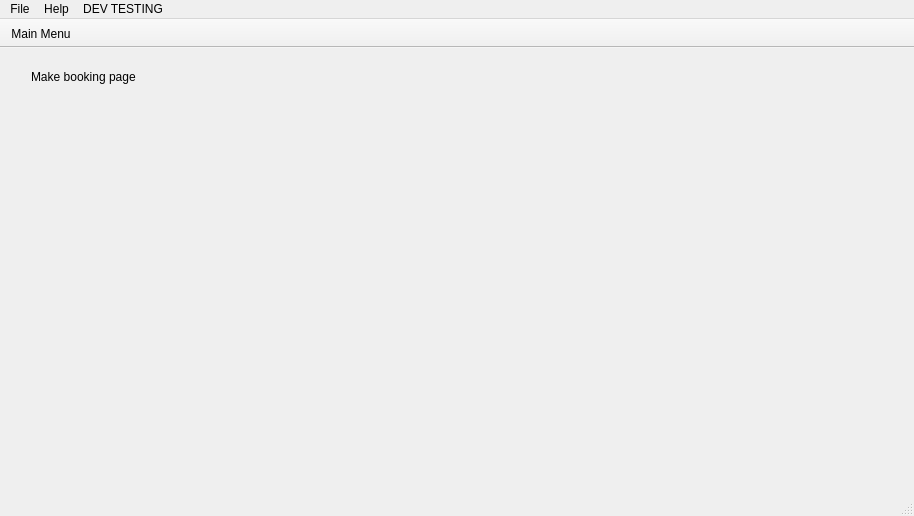
The window that ArcApp/mainwindow.ui (Arc-Project/Arc) describes before a commit, drawn with Qt 5.
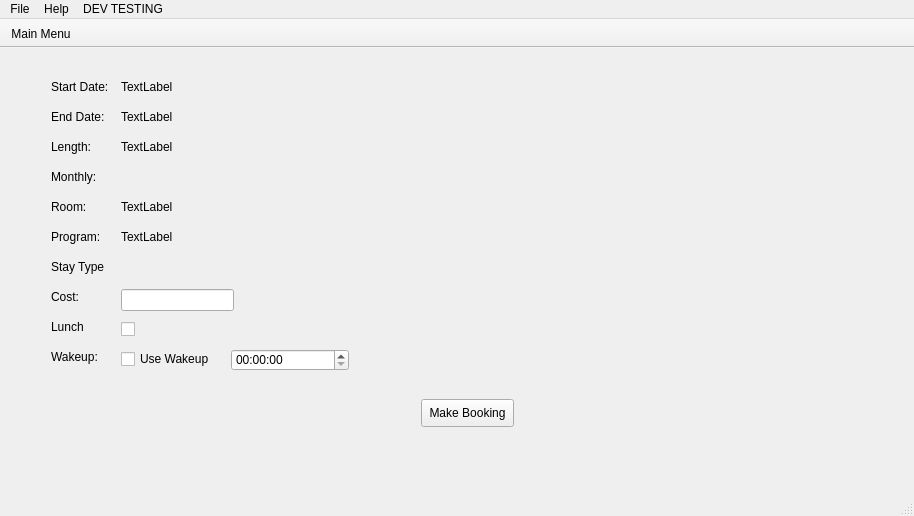
The same window after the commit. The open tabs and pages were chosen to show the change.

Commit message: Added booking process

```diff
--- a/ArcApp/mainwindow.ui
+++ b/ArcApp/mainwindow.ui
@@ -391,14 +391,281 @@
        <widget class="QLabel" name="label_3">
         <property name="geometry">
          <rect>
-          <x>20</x>
-          <y>10</y>
-          <width>121</width>
+          <x>40</x>
+          <y>20</y>
+          <width>81</width>
           <height>16</height>
          </rect>
         </property>
         <property name="text">
-         <string>Make booking page</string>
+         <string>Start Date:</string>
+        </property>
+       </widget>
+       <widget class="QLabel" name="label_7">
+        <property name="geometry">
+         <rect>
+          <x>40</x>
+          <y>50</y>
+          <width>81</width>
+          <height>16</height>
+         </rect>
+        </property>
+        <property name="text">
+         <string>End Date:</string>
+        </property>
+       </widget>
+       <widget class="QLabel" name="label_11">
+        <property name="geometry">
+         <rect>
+          <x>40</x>
+          <y>140</y>
+          <width>55</width>
+          <height>16</height>
+         </rect>
+        </property>
+        <property name="text">
+         <string>Room:</string>
+        </property>
+       </widget>
+       <widget class="QLabel" name="label_12">
+        <property name="geometry">
+         <rect>
+          <x>40</x>
+          <y>230</y>
+          <width>81</width>
+          <height>16</height>
+         </rect>
+        </property>
+        <property name="text">
+         <string>Cost:</string>
+        </property>
+       </widget>
+       <widget class="QLabel" name="label_13">
+        <property name="geometry">
+         <rect>
+          <x>40</x>
+          <y>260</y>
+          <width>55</width>
+          <height>16</height>
+         </rect>
+        </property>
+        <property name="text">
+         <string>Lunch</string>
+        </property>
+       </widget>
+       <widget class="QLabel" name="label_14">
+        <property name="geometry">
+         <rect>
+          <x>40</x>
+          <y>290</y>
+          <width>55</width>
+          <height>16</height>
+         </rect>
+        </property>
+        <property name="text">
+         <string>Wakeup:</string>
+        </property>
+       </widget>
+       <widget class="QTimeEdit" name="wakeTime">
+        <property name="geometry">
+         <rect>
+          <x>220</x>
+          <y>290</y>
+          <width>118</width>
+          <height>22</height>
+         </rect>
+        </property>
+       </widget>
+       <widget class="QCheckBox" name="lunchCheck">
+        <property name="geometry">
+         <rect>
+          <x>110</x>
+          <y>260</y>
+          <width>81</width>
+          <height>20</height>
+         </rect>
+        </property>
+        <property name="text">
+         <string/>
+        </property>
+       </widget>
+       <widget class="QLineEdit" name="costInput">
+        <property name="geometry">
+         <rect>
+          <x>110</x>
+          <y>230</y>
+          <width>113</width>
+          <height>22</height>
+         </rect>
+        </property>
+       </widget>
+       <widget class="QLabel" name="roomLabel">
+        <property name="geometry">
+         <rect>
+          <x>110</x>
+          <y>140</y>
+          <width>161</width>
+          <height>16</height>
+         </rect>
+        </property>
+        <property name="text">
+         <string>TextLabel</string>
+        </property>
+       </widget>
+       <widget class="QLabel" name="endLabel">
+        <property name="geometry">
+         <rect>
+          <x>110</x>
+          <y>50</y>
+          <width>211</width>
+          <height>16</height>
+         </rect>
+        </property>
+        <property name="text">
+         <string>TextLabel</string>
+        </property>
+       </widget>
+       <widget class="QLabel" name="startLabel">
+        <property name="geometry">
+         <rect>
+          <x>110</x>
+          <y>20</y>
+          <width>161</width>
+          <height>16</height>
+         </rect>
+        </property>
+        <property name="text">
+         <string>TextLabel</string>
+        </property>
+       </widget>
+       <widget class="QPushButton" name="makeBookingButton_2">
+        <property name="geometry">
+         <rect>
+          <x>410</x>
+          <y>340</y>
+          <width>93</width>
+          <height>28</height>
+         </rect>
+        </property>
+        <property name="text">
+         <string>Make Booking</string>
+        </property>
+       </widget>
+       <widget class="QCheckBox" name="wakeupCheck">
+        <property name="geometry">
+         <rect>
+          <x>110</x>
+          <y>290</y>
+          <width>101</width>
+          <height>20</height>
+         </rect>
+        </property>
+        <property name="text">
+         <string>Use Wakeup</string>
+        </property>
+       </widget>
+       <widget class="QLabel" name="label_15">
+        <property name="geometry">
+         <rect>
+          <x>40</x>
+          <y>170</y>
+          <width>61</width>
+          <height>16</height>
+         </rect>
+        </property>
+        <property name="text">
+         <string>Program:</string>
+        </property>
+       </widget>
+       <widget class="QLabel" name="programLabel">
+        <property name="geometry">
+         <rect>
+          <x>110</x>
+          <y>170</y>
+          <width>101</width>
+          <height>16</height>
+         </rect>
+        </property>
+        <property name="text">
+         <string>TextLabel</string>
+        </property>
+       </widget>
+       <widget class="QLabel" name="label_16">
+        <property name="geometry">
+         <rect>
+          <x>40</x>
+          <y>200</y>
+          <width>71</width>
+          <height>16</height>
+         </rect>
+        </property>
+        <property name="text">
+         <string>Stay Type</string>
+        </property>
+       </widget>
+       <widget class="QLabel" name="stayLabel">
+        <property name="geometry">
+         <rect>
+          <x>110</x>
+          <y>200</y>
+          <width>131</width>
+          <height>16</height>
+         </rect>
+        </property>
+        <property name="text">
+         <string/>
+        </property>
+       </widget>
+       <widget class="QLabel" name="label_17">
+        <property name="geometry">
+         <rect>
+          <x>40</x>
+          <y>80</y>
+          <width>71</width>
+          <height>16</height>
+         </rect>
+        </property>
+        <property name="text">
+         <string>Length:</string>
+        </property>
+       </widget>
+       <widget class="QLabel" name="lengthOfStayLabel">
+        <property name="geometry">
+         <rect>
+          <x>110</x>
+          <y>80</y>
+          <width>55</width>
+          <height>16</height>
+         </rect>
+        </property>
+        <property name="text">
+         <string>TextLabel</string>
+        </property>
+       </widget>
+       <widget class="QLabel" name="label_18">
+        <property name="geometry">
+         <rect>
+          <x>40</x>
+          <y>110</y>
+          <width>55</width>
+          <height>16</height>
+         </rect>
+        </property>
+        <property name="text">
+         <string>Monthly:</string>
+        </property>
+       </widget>
+       <widget class="QLabel" name="monthLabel">
+        <property name="geometry">
+         <rect>
+          <x>110</x>
+          <y>110</y>
+          <width>55</width>
+          <height>16</height>
+         </rect>
+        </property>
+        <property name="text">
+         <string/>
         </property>
        </widget>
       </widget>
```
Left out of the diff: 107 changed lines with no effect on the pictures. The commit also changes 10 other files.
